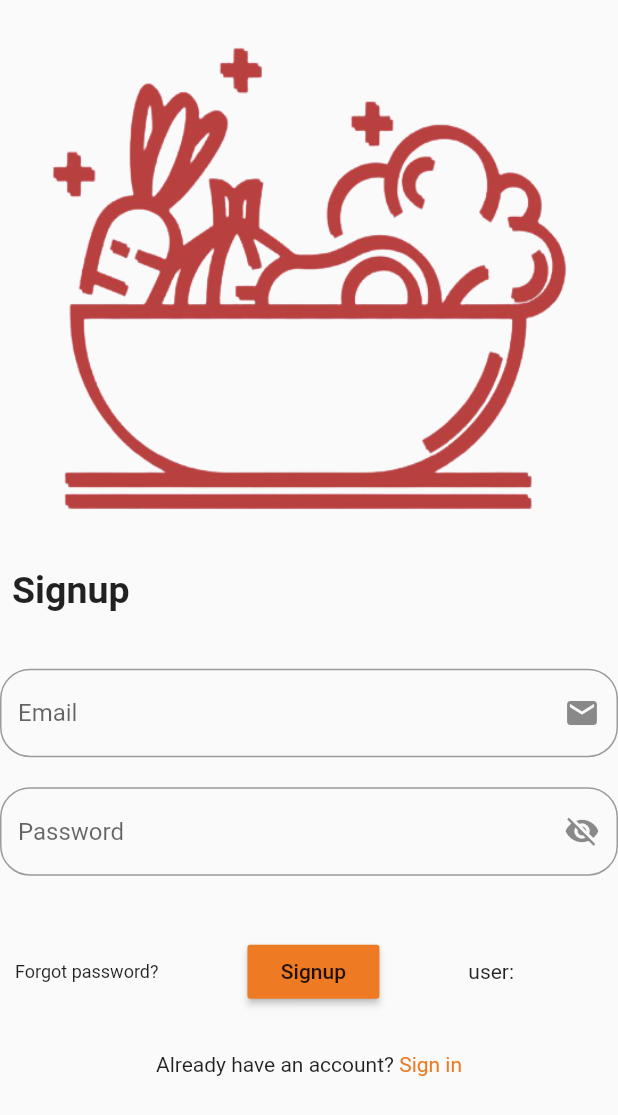
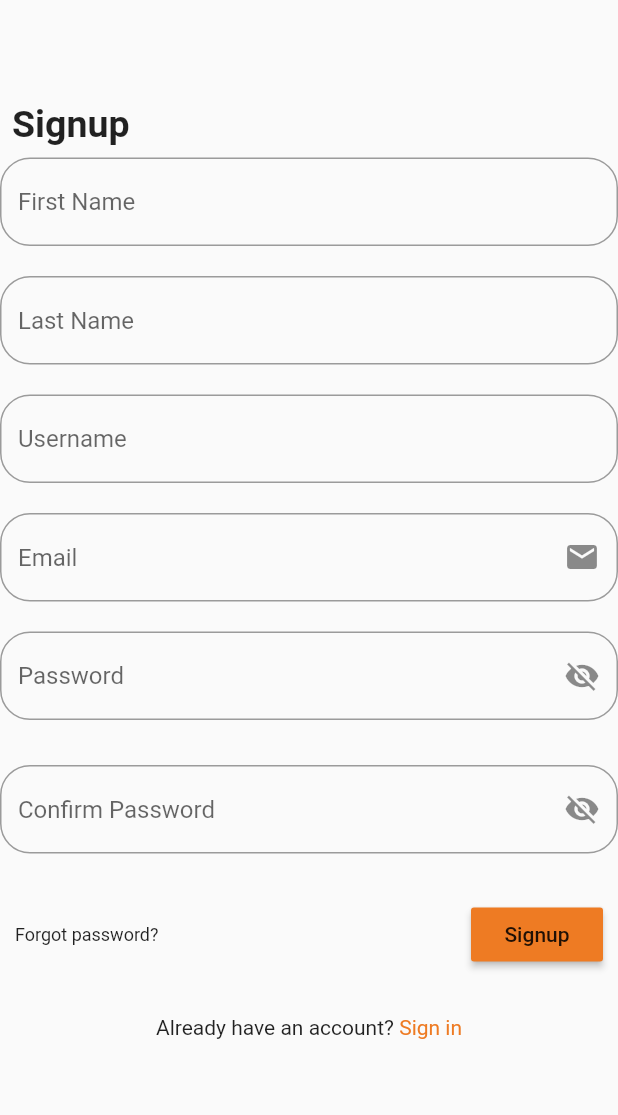
Before and after one commit to Saad-Mehr/Quik-Quisine, a Flutter app: the Second screen opened directly, on a phone screen of 412 x 824 dp. Shown: the top 1115 px of the screen. Run offline on Flutter 3.47's test engine with Material 2 defaults, Android fonts, the phone set to English and light mode, and no system bars; missing offline and left inert: mysql1.

Commit message:
Completed the LogIn function, finished most of the Sign Up function

```diff
--- a/lib/HomePage.dart
+++ b/lib/HomePage.dart
@@ -1,12 +1,16 @@
 import 'package:flutter/material.dart';
 import 'package:quikquisine490/main.dart';
+import 'package:quikquisine490/user.dart';
 import 'recipes.dart';
 import 'package:flutter/material.dart';
 
 
 class HomePage extends StatelessWidget {
+  //final UserList;
+  //HomePage(this.UserList);
   @override
   Widget build(BuildContext context) {
+    print(UserList);
   return MaterialApp(
     debugShowCheckedModeBanner: false,
     title: 'Main Menu',
--- a/lib/SignInPage.dart
+++ b/lib/SignInPage.dart
@@ -1,4 +1,5 @@
 import 'package:flutter/material.dart';
+import 'HomePage.dart';
 import 'main.dart';
 import 'mysql.dart';
 import 'user.dart';
@@ -9,27 +10,12 @@ class Second extends StatefulWidget {
 }
 
 class _SecondState extends State<Second> {
-
-  var db = new Mysql();
-  var emailText = '';
-
-  void getUser() {
-    db.getConnection().then((conn) {
-      String sql = 'select first_name, last_name from heroku_19a4bd20cf30ab1.user where id = 1;';
-      conn.query(sql).then((results) {
-        for(var row in results) {
-          setState(() {
-            emailText = row[1];
-          });
-        }
-      });
-    });
-  }
-
+  final TextEditingController _first_name = TextEditingController();
+  final TextEditingController _last_name = TextEditingController();
+  final TextEditingController _username = TextEditingController();
+  final TextEditingController _password_confirm = TextEditingController();
   final TextEditingController _email_controller = TextEditingController();
   final TextEditingController _password_controller = TextEditingController();
-  Future<User> _futureUser;
-  final succBar = SnackBar(content: Text('Yay! A SnackBar!'));
 
   @override
   Widget build(BuildContext context) {
@@ -43,11 +29,7 @@ class _SecondState extends State<Second> {
             child: Column(
               mainAxisAlignment: MainAxisAlignment.center,
               children: [
-                Container(
-                  width: width,
-                  height: height*0.45,
-                  child: Image.asset('assets/login_food_icon.png',fit: BoxFit.fill,),
-                ),
+                SizedBox(height: 60.0),
                 Padding(
                   padding: const EdgeInsets.all(8.0),
                   child: Row(
@@ -57,7 +39,39 @@ class _SecondState extends State<Second> {
                     ],
                   ),
                 ),
-                SizedBox(height: 30.0,),
+                TextField(
+                  controller: _first_name,
+                  decoration: InputDecoration(
+                    hintText: 'First Name',
+                    //suffixIcon: Icon(Icons.person),
+                    border: OutlineInputBorder(
+                      borderRadius: BorderRadius.circular(20.0),
+                    )
+                  ),
+                ),
+                SizedBox(height: 20.0,),
+                TextField(
+                  controller: _last_name,
+                  decoration: InputDecoration(
+                      hintText: 'Last Name',
+                      //suffixIcon: Icon(Icons.person),
+                      border: OutlineInputBorder(
+                        borderRadius: BorderRadius.circular(20.0),
+                      )
+                  ),
+                ),
+                SizedBox(height: 20.0,),
+                TextField(
+                  controller: _username,
+                  decoration: InputDecoration(
+                    hintText: 'Username',
+                    //suffixIcon: Icon(Icons.email),
+                    border: OutlineInputBorder(
+                      borderRadius: BorderRadius.circular(20.0),
+                    ),
+                  ),
+                ),
+                SizedBox(height: 20.0,),
                 TextField(
                   controller: _email_controller,
                   decoration: InputDecoration(
@@ -81,6 +95,18 @@ class _SecondState extends State<Second> {
                   ),
                 ),
                 SizedBox(height: 30.0,),
+                TextField(
+                  controller: _password_confirm,
+                  obscureText: true,
+                  decoration: InputDecoration(
+                      hintText: 'Confirm Password',
+                      suffixIcon: Icon(Icons.visibility_off),
+                      border: OutlineInputBorder(
+                        borderRadius: BorderRadius.circular(20.0),
+                      )
+                  ),
+                ),
+                SizedBox(height: 20.0,),
                 Padding(
                   padding: const EdgeInsets.all(10.0),
                   child: Row(
@@ -90,15 +116,14 @@ class _SecondState extends State<Second> {
                       RaisedButton(
                         child: Text('Signup'),
                         color: Color(0xffEE7B23),
-                        onPressed: () {
+                        onPressed: () async{
+                          UserList = await SignUp(_username.text, _first_name.text, _last_name.text, _email_controller.text, _password_controller.text, _password_confirm.text);
+                          if (UserList != null)
+                          {
+                            Navigator.push(context,MaterialPageRoute(builder: (context) => HomePage()));
+                          }
                         },
                       ),
-                      Text(
-                        'user:',
-                      ),
-                      Text(
-                        '$emailText',
-                      )
                     ],
                   ),
                 ),
@@ -121,8 +146,6 @@ class _SecondState extends State<Second> {
                     ),
                   ),
                 ),
-
-
               ],
             ),
           ),
--- a/lib/main.dart
+++ b/lib/main.dart
@@ -84,7 +84,11 @@ class _MyappState extends State<Myapp> {
                       child: Text('Login'),
                       color: Color(0xffEE7B23),
                       onPressed: () async {
-                        UserList = await signIn(_email_controller.text, _password_controller.text);
+                        UserList = await LogIn(_email_controller.text, _password_controller.text);
+                        if (UserList != null)
+                          {
+                            Navigator.push(context,MaterialPageRoute(builder: (context) => HomePage()));
+                          }
                       },
                     ),
                   ],
--- a/lib/user.dart
+++ b/lib/user.dart
@@ -5,23 +5,8 @@ import 'package:flutter/material.dart';
 
 
 List UserList = [];
-class User {
-  String email;
-  //final String password;
-  String token;
-  String username;
-  String id;
-  //User({this.email, this.password, this.token, this.username});
 
-  User(Map<String, dynamic> json){
-      this.email = json['email'];
-      this.username = json['username'];
-      this.token = json['authentication_token'];
-      this.id = json['id'];
-  }
-}
-
-Future<List> signIn(String email, String password) async{
+Future<List> LogIn(String email, String password) async{
   var resBody = {};
   resBody["email"] = email;
   resBody["password"] = password;
@@ -43,3 +28,31 @@ Future<List> signIn(String email, String password) async{
   else
     return null;
 }
+
+Future<List> SignUp(String UserName,String FirstName, String LastName, String email, String password, String PasswordConfirmation) async{
+  var resBody = {};
+  resBody["username"] = UserName;
+  resBody["first_name"] = FirstName;
+  resBody["last_name"] = LastName;
+  resBody["email"] = email;
+  resBody["password"] = password;
+  resBody["password_confirmation"] = PasswordConfirmation;
+
+  var jsonbody = {};
+  jsonbody["user"] = resBody;
+  String msg = json.encode(jsonbody);
+  String url = 'https://quik-quisine.herokuapp.com/api/v1/users/sign_up';
+
+  Map<String,String> headers = {'Content-Type': 'application/json; charset=UTF-8'};
+  http.Response response = await http.post(url, headers: headers, body: msg);
+
+  if (response.statusCode == 200) {
+    var parsedJson = json.decode(response.body);
+    var data = parsedJson['data'];
+    UserList = [data['id'],data['email'],data['username'],data['authentication_token']];
+    print(response.statusCode);
+    return UserList;
+  }
+  else
+    return null;
+}
```
